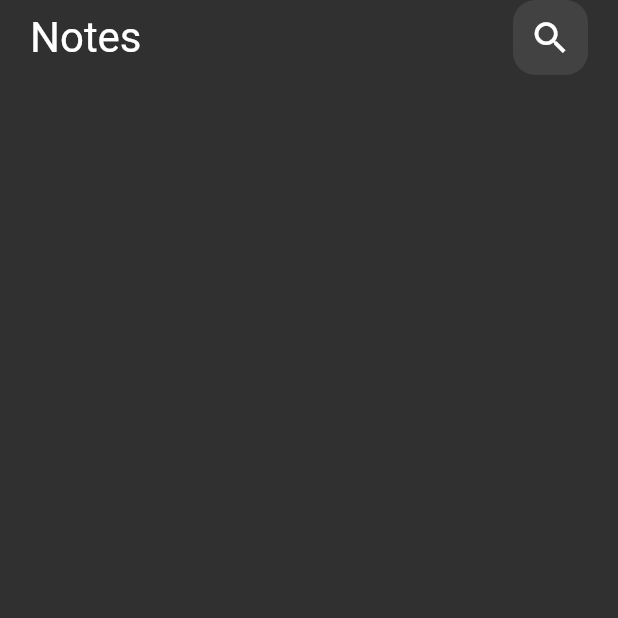
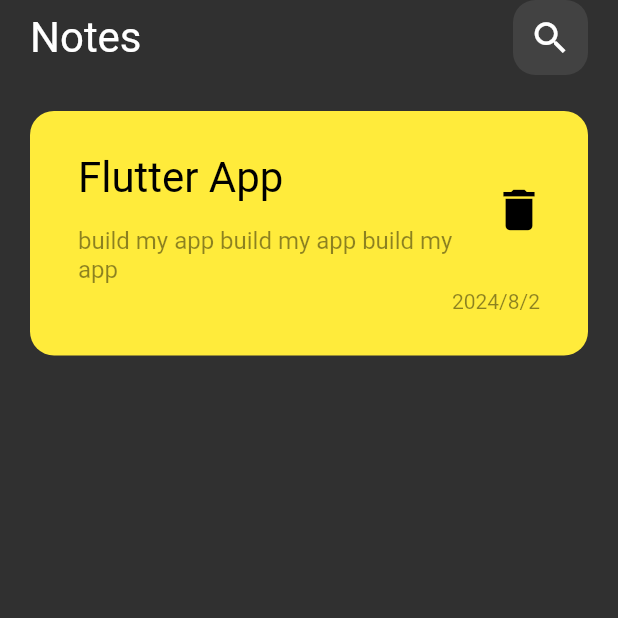
Before and after one commit to Abdulrahman956/notes_app, a Flutter app: the screen it shows after launch, on a phone screen of 412 x 824 dp, the top half of it. Run offline on Flutter 3.47's test engine with Material 2 defaults, Android fonts, the phone set to English and light mode, and no system bars.

Commit message:
make note item

```diff
--- /dev/null
+++ b/lib/wedgits/custom_note_item.dart
@@ -0,0 +1,50 @@
+import 'package:flutter/material.dart';
+
+class CustomNoteItem extends StatelessWidget {
+  const CustomNoteItem({super.key});
+
+  @override
+  Widget build(BuildContext context) {
+    return Container(
+      padding: const EdgeInsets.only(top: 16, bottom: 20, left: 8),
+      decoration: BoxDecoration(
+          color: Colors.yellow, borderRadius: BorderRadius.circular(16)),
+      width: double.infinity,
+      child: Padding(
+        padding: const EdgeInsets.all(8.0),
+        child: Column(
+          crossAxisAlignment: CrossAxisAlignment.end,
+          children: [
+            ListTile(
+              title: const Text(
+                "Flutter App",
+                style: TextStyle(fontSize: 28, color: Colors.black),
+              ),
+              trailing: IconButton(
+                  onPressed: () {},
+                  icon: const Icon(
+                    Icons.delete,
+                    size: 36,
+                    color: Colors.black,
+                  )),
+              subtitle: const Padding(
+                padding: EdgeInsets.only(top: 16),
+                child: Text(
+                  "build my app build my app build my app",
+                  style: TextStyle(fontSize: 16, color: Colors.black45),
+                ),
+              ),
+            ),
+            const Padding(
+              padding: EdgeInsets.only(right: 24),
+              child: Text(
+                "2024/8/2",
+                style: TextStyle(fontSize: 14, color: Colors.black45),
+              ),
+            ),
+          ],
+        ),
+      ),
+    );
+  }
+}
--- a/lib/wedgits/notes_view_body.dart
+++ b/lib/wedgits/notes_view_body.dart
@@ -1,6 +1,8 @@
 import 'package:flutter/material.dart';
 
 import 'custom_appbar.dart';
+import 'custom_note_item.dart';
+
 class NotesViewBody extends StatelessWidget {
   const NotesViewBody({super.key});
 
@@ -9,9 +11,13 @@ class NotesViewBody extends StatelessWidget {
     return const Padding(
       padding: EdgeInsets.symmetric(horizontal: 20),
       child: Column(
-          children: [
-            CustomAppbar(),
-          ],
+        children: [
+          CustomAppbar(),
+          SizedBox(
+            height: 24,
+          ),
+          CustomNoteItem(),
+        ],
       ),
     );
   }
```
